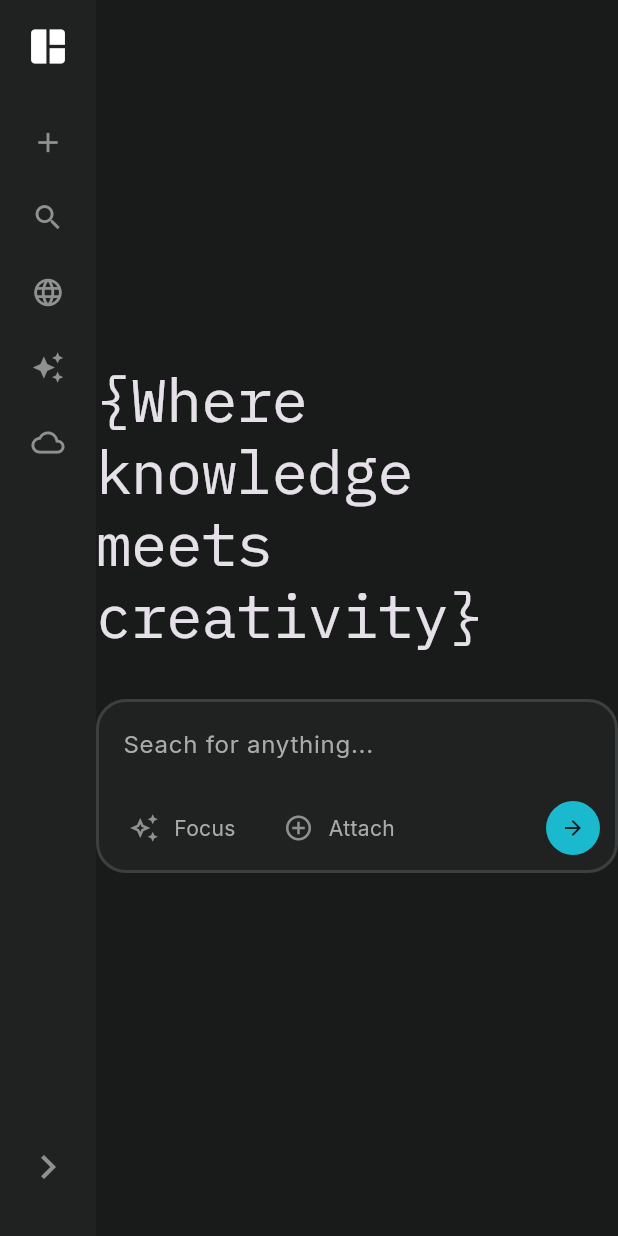
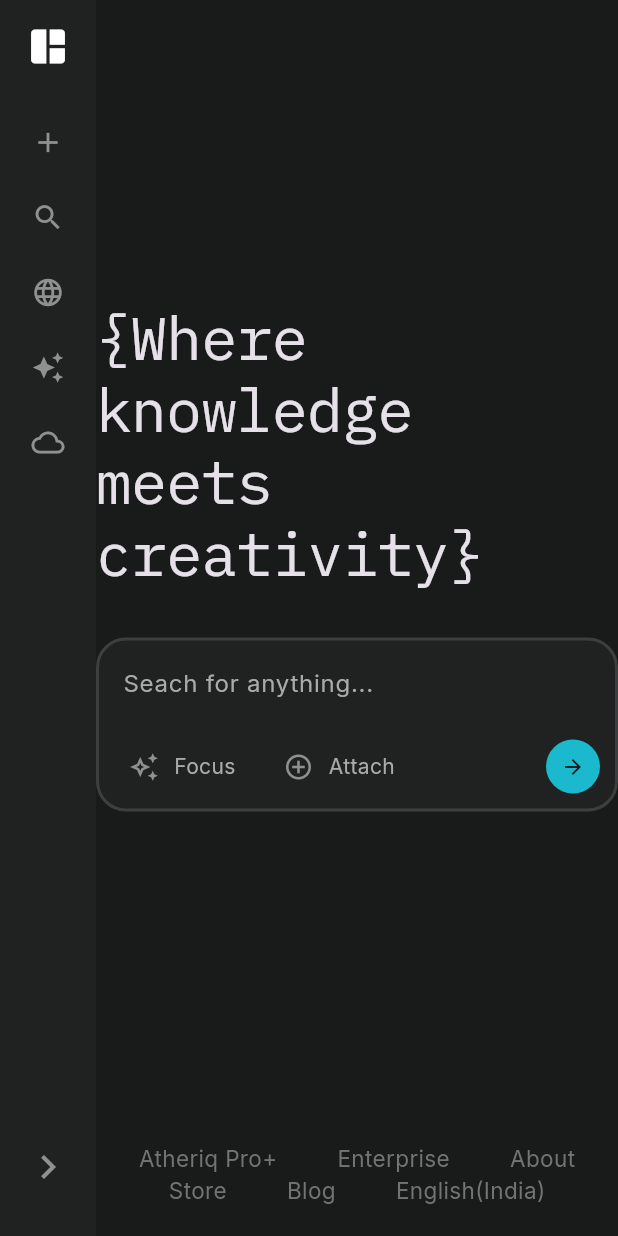
Before and after one commit to Soumaditya-Kashyap/Aetheriq-Hub, a Flutter app: the screen it shows after launch, on a phone screen of 412 x 824 dp. Run offline on Flutter 3.47's test engine with Material 3 defaults, Android fonts, the light colour scheme and no system bars; our stand-ins replace google_fonts.

Commit message:
almost done with UI, moving to backend stuff

```diff
--- a/lib/main.dart
+++ b/lib/main.dart
@@ -16,9 +16,9 @@ class MyApp extends StatelessWidget {
     return MaterialApp(
       title: 'Flutter Demo',
       theme: ThemeData(
-        scaffoldBackgroundColor: AppColors.background,
-        textTheme: GoogleFonts.interTextTheme(ThemeData.dark().textTheme),
-      ),
+          scaffoldBackgroundColor: AppColors.background,
+          textTheme: GoogleFonts.interTextTheme(ThemeData.dark().textTheme),
+          colorScheme: ColorScheme.fromSeed(seedColor: AppColors.submitButton)),
       home: const HomePage(),
     );
   }
--- a/lib/pages/home_page.dart
+++ b/lib/pages/home_page.dart
@@ -1,3 +1,5 @@
+import 'package:atheriq/theme/colors.dart';
+import 'package:atheriq/widgets/footer_button.dart';
 import 'package:atheriq/widgets/seacrh_section.dart';
 import 'package:atheriq/widgets/side_bar.dart';
 import 'package:flutter/material.dart';
@@ -14,13 +16,26 @@ class HomePage extends StatelessWidget {
         Expanded(
           child: Column(
             children: [
-
               Expanded(
                 child: Container(
                   height: 20,
                   child: SeacrhSection(),
                 ),
-              )
+              ),
+              //footer
+              Container(
+                  padding: const EdgeInsets.symmetric(vertical: 20),
+                  child: Wrap(
+                    alignment: WrapAlignment.center,
+                    children: [
+                      FooterButton(text: "Atheriq Pro+"),
+                      FooterButton(text: "Enterprise"),
+                      FooterButton(text: "About"),
+                      FooterButton(text: "Store"),
+                      FooterButton(text: "Blog"),
+                      FooterButton(text: "English(India)"),
+                    ],
+                  ))
             ],
           ),
         )
```
